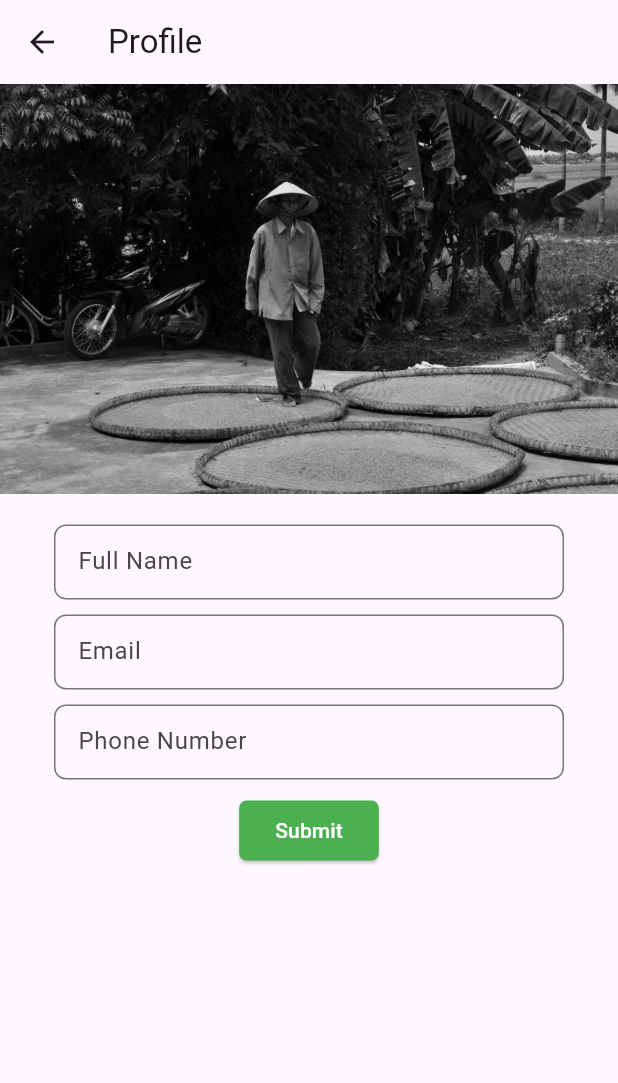
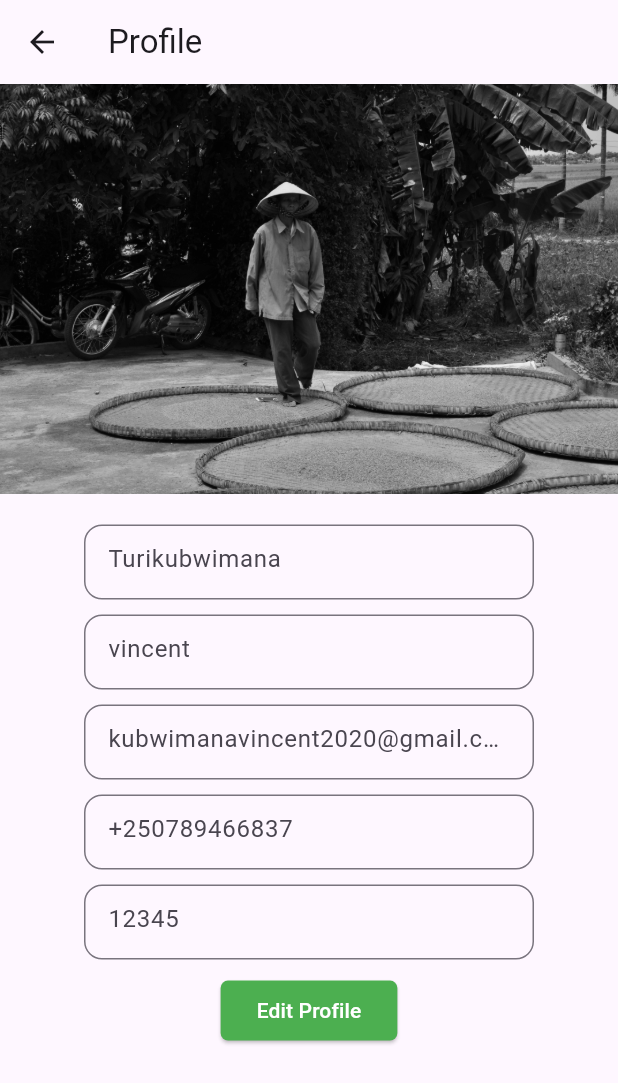
Before and after one commit to kubwimanav/flutter-app, a Flutter app: the screen it shows after launch, after a tap on the "settings accessibility" icon, on a phone screen of 412 x 824 dp. Shown: the top 1083 px of the screen. Run offline on Flutter 3.47's test engine with Material 3 defaults, Android fonts, the phone set to English and light mode, and no system bars.

Commit message:
some styles

```diff
--- a/lib/Home.dart
+++ b/lib/Home.dart
@@ -5,11 +5,14 @@ class Home extends StatelessWidget {
 
   @override
   Widget build(BuildContext context) {
-    return Column(
+    return Scaffold(
+        // appBar: AppBar(
+        // ),
+        body: Column(
           mainAxisAlignment: MainAxisAlignment.spaceBetween,
           children: [
             const Padding(
-          padding: EdgeInsets.only(top: 30),
+              padding: EdgeInsets.only(top: 20),
             ),
             Container(
               child: Row(
@@ -18,7 +21,7 @@ class Home extends StatelessWidget {
                   Container(
                     child: const Icon(
                       Icons.arrow_back,
-                  color: Colors.white,
+                      // color: Colors.white,
                     ),
                   ),
                   Container(
@@ -96,7 +99,9 @@ class Home extends StatelessWidget {
                             style: TextStyle(
                                 fontSize: 12,
                                 decoration: TextDecoration.none,
-                            color: Colors.white),
+                                color:Colors.black,
+                                fontWeight: FontWeight.bold
+                            )
                           ),
                         ),
                         Container(
@@ -108,7 +113,8 @@ class Home extends StatelessWidget {
                                   style: TextStyle(
                                       fontSize: 11,
                                       decoration: TextDecoration.none,
-                                  color: Color.fromARGB(255, 216, 213, 213)),
+                                      color:
+                                          Colors.black),
                                 ),
                               ),
                               const SizedBox(
@@ -120,7 +126,8 @@ class Home extends StatelessWidget {
                                   style: TextStyle(
                                       fontSize: 10,
                                       decoration: TextDecoration.none,
-                                  color: Color.fromARGB(255, 216, 213, 213)),
+                                      color:
+                                          Colors.black),
                                 ),
                               )
                             ],
@@ -135,7 +142,7 @@ class Home extends StatelessWidget {
                                   style: TextStyle(
                                       fontSize: 11,
                                       decoration: TextDecoration.none,
-                                  color: Colors.white),
+                                      color: Colors.black),
                                 ),
                               ),
                               const SizedBox(
@@ -147,7 +154,7 @@ class Home extends StatelessWidget {
                                   style: TextStyle(
                                       fontSize: 10,
                                       decoration: TextDecoration.none,
-                                  color: Colors.white),
+                                      color: Colors.black),
                                 ),
                               )
                             ],
@@ -175,7 +182,8 @@ class Home extends StatelessWidget {
                             style: TextStyle(
                                 fontSize: 12,
                                 decoration: TextDecoration.none,
-                            color: Colors.white),
+                                color: Colors.black,
+                                fontWeight: FontWeight.bold),
                           ),
                         ),
                         Container(
@@ -187,7 +195,8 @@ class Home extends StatelessWidget {
                                   style: TextStyle(
                                       fontSize: 11,
                                       decoration: TextDecoration.none,
-                                  color: Color.fromARGB(255, 216, 213, 213)),
+                                      color:
+                                          Colors.black),
                                 ),
                               ),
                               const SizedBox(
@@ -199,7 +208,8 @@ class Home extends StatelessWidget {
                                   style: TextStyle(
                                       fontSize: 10,
                                       decoration: TextDecoration.none,
-                                  color: Color.fromARGB(255, 216, 213, 213)),
+                                      color:
+                                          Colors.black),
                                 ),
                               )
                             ],
@@ -214,7 +224,7 @@ class Home extends StatelessWidget {
                                   style: TextStyle(
                                       fontSize: 11,
                                       decoration: TextDecoration.none,
-                                  color: Colors.white),
+                                      color: Colors.black),
                                 ),
                               ),
                               const SizedBox(
@@ -226,7 +236,7 @@ class Home extends StatelessWidget {
                                   style: TextStyle(
                                       fontSize: 10,
                                       decoration: TextDecoration.none,
-                                  color: Colors.white),
+                                      color: Colors.black),
                                 ),
                               )
                             ],
@@ -261,7 +271,8 @@ class Home extends StatelessWidget {
                             style: TextStyle(
                                 fontSize: 12,
                                 decoration: TextDecoration.none,
-                            color: Colors.white),
+                                color: Colors.black,
+                                fontWeight: FontWeight.bold),
                           ),
                         ),
                         Container(
@@ -273,7 +284,8 @@ class Home extends StatelessWidget {
                                   style: TextStyle(
                                       fontSize: 11,
                                       decoration: TextDecoration.none,
-                                  color: Color.fromARGB(255, 216, 213, 213)),
+                                      color:
+                                          Colors.black),
                                 ),
                               ),
                               const SizedBox(
@@ -285,7 +297,8 @@ class Home extends StatelessWidget {
                                   style: TextStyle(
                                       fontSize: 10,
                                       decoration: TextDecoration.none,
-                                  color: Color.fromARGB(255, 216, 213, 213)),
+                                      color:
+                                          Colors.black),
                                 ),
                               )
                             ],
@@ -300,7 +313,7 @@ class Home extends StatelessWidget {
                                   style: TextStyle(
                                       fontSize: 11,
                                       decoration: TextDecoration.none,
-                                  color: Colors.white),
+                                      color: Colors.black),
                                 ),
                               ),
                               const SizedBox(
@@ -312,7 +325,7 @@ class Home extends StatelessWidget {
                                   style: TextStyle(
                                       fontSize: 10,
                                       decoration: TextDecoration.none,
-                                  color: Colors.white),
+                                      color: Colors.black),
                                 ),
                               )
                             ],
@@ -340,7 +353,8 @@ class Home extends StatelessWidget {
                             style: TextStyle(
                                 fontSize: 12,
                                 decoration: TextDecoration.none,
-                            color: Colors.white),
+                                color: Colors.black,
+                                fontWeight: FontWeight.bold),
                           ),
                         ),
                         Container(
@@ -352,7 +366,8 @@ class Home extends StatelessWidget {
                                   style: TextStyle(
                                       fontSize: 11,
                                       decoration: TextDecoration.none,
-                                  color: Color.fromARGB(255, 216, 213, 213)),
+                                      color:
+                                          Colors.black),
                                 ),
                               ),
                               const SizedBox(
@@ -364,7 +379,8 @@ class Home extends StatelessWidget {
                                   style: TextStyle(
                                       fontSize: 10,
                                       decoration: TextDecoration.none,
-                                  color: Color.fromARGB(255, 216, 213, 213)),
+                                      color:
+                                          Colors.black),
                                 ),
                               )
                             ],
@@ -379,7 +395,7 @@ class Home extends StatelessWidget {
                                   style: TextStyle(
                                       fontSize: 11,
                                       decoration: TextDecoration.none,
-                                  color: Colors.white),
+                                      color: Colors.black),
                                 ),
                               ),
                               const SizedBox(
@@ -391,7 +407,7 @@ class Home extends StatelessWidget {
                                   style: TextStyle(
                                       fontSize: 10,
                                       decoration: TextDecoration.none,
-                                  color: Colors.white),
+                                      color: Colors.black),
                                 ),
                               )
                             ],
@@ -425,32 +441,23 @@ class Home extends StatelessWidget {
                   Container(
                     child: const Icon(
                       Icons.menu,
-                  color: Colors.white,
                       size: 30,
                     ),
                   ),
 
-              // const SizedBox(width: 40,),
                   Container(
-                // child:  IconButton(
-                //   Icons.settings_accessibility,
-                //   color: Colors.white,
-                //   size: 30,
-                // ),
                     child: IconButton(
                         onPressed: () {
                           Navigator.pushNamed(context, '/profile');
                         },
                         icon: const Icon(
                           Icons.settings_accessibility,
-                      color: Colors.white,
                           size: 30,
                         )),
                   ),
                   Container(
                     child: const Icon(
                       Icons.settings_applications,
-                  color: Colors.white,
                       size: 30,
                     ),
                   )
@@ -458,6 +465,6 @@ class Home extends StatelessWidget {
               ),
             )
           ],
-    );
+        ));
   }
 }
--- a/lib/Profile.dart
+++ b/lib/Profile.dart
@@ -1,6 +1,5 @@
 import 'package:flutter/material.dart';
-import 'package:flutter_application_1/Reusablebutton.dart';
-import 'package:flutter_application_1/Reusableinput.dart';
+
 class Profile extends StatelessWidget {
   const Profile({super.key});
 
@@ -11,43 +10,91 @@ class Profile extends StatelessWidget {
           title: Text('Profile'),
         ),
         body: SingleChildScrollView(
-        child: Column(
-          children: [
+            child: Column(children: [
           Container(
             child: Image.asset('assets/pexels-sing.jpg'),
           ),
-            const SizedBox(height: 20,),
+          const SizedBox(
+            height: 20,
+          ),
           Container(
-           child: Column(
-            children: [
-              Reusableinput(
-                labelText: 'Full Name',
-                hintText: 'Enter Your Name',
-              controller: TextEditingController(),),
+              child: Column(children: [
+            Container(
+              width: 300,
+              height: 50,
+              child: const TextField(
+                decoration: InputDecoration(
+                    hintText: 'Turikubwimana ',
+                    border: OutlineInputBorder(
+                        borderRadius: BorderRadius.all(Radius.circular(12)))),
+              ),
+            ),
             const SizedBox(
               height: 10,
             ),
-              Reusableinput(
-              labelText: 'Email',
-              hintText: 'Enter Your Email',
-              controller:TextEditingController() ),
-              const SizedBox(height:10,),
-              Reusableinput(
-              labelText: 'Phone Number',
-              hintText: 'Enter Your Phone Number',
-              controller:TextEditingController()),
+            Container(
+              width: 300,
+              height: 50,
+              child: const TextField(
+                decoration: InputDecoration(
+                    hintText: 'vincent',
+                    border: OutlineInputBorder(
+                        borderRadius: BorderRadius.all(Radius.circular(12)))),
+              ),
+            ),
             const SizedBox(
               height: 10,
             ),
-                  Reusablebutton(onpressed: (){},
-                  child:const Text('Submit',style: TextStyle(color: Colors.white),))
-            ],
-           ),
-            )
-
-          ],
+            Container(
+              width: 300,
+              height: 50,
+              child: const TextField(
+                decoration: InputDecoration(
+                    hintText: 'kubwimanavincent2020@gmail.com',
+                    border: OutlineInputBorder(
+                        borderRadius: BorderRadius.all(Radius.circular(12)))),
               ),
             ),
-    );
+            const SizedBox(
+              height: 10,
+            ),
+            Container(
+              width: 300,
+              height: 50,
+              child: const TextField(
+                decoration: InputDecoration(
+                    hintText: '+250789466837',
+                    border: OutlineInputBorder(
+                        borderRadius: BorderRadius.all(Radius.circular(12)))),
+              ),
+            ),
+            const SizedBox(
+              height: 10,
+            ),
+            Container(
+              width: 300,
+              height: 50,
+              child: const TextField(
+                decoration: InputDecoration(
+                    hintText: '12345',
+                    border: OutlineInputBorder(
+                        borderRadius: BorderRadius.all(Radius.circular(12)))),
+              ),
+            ),
+            const SizedBox(
+              height: 10,
+            ),
+            ElevatedButton(
+                style: TextButton.styleFrom(
+                    backgroundColor: Colors.green,
+                    shape: const RoundedRectangleBorder(
+                        borderRadius: BorderRadius.all(Radius.circular(5)))),
+                onPressed: () {},
+                child: const Text(
+                  'Edit Profile',
+                  style: TextStyle(color: Colors.white),
+                )),
+          ]))
+        ])));
   }
 }
```
Lines whose indentation alone changed are shown as unchanged.
